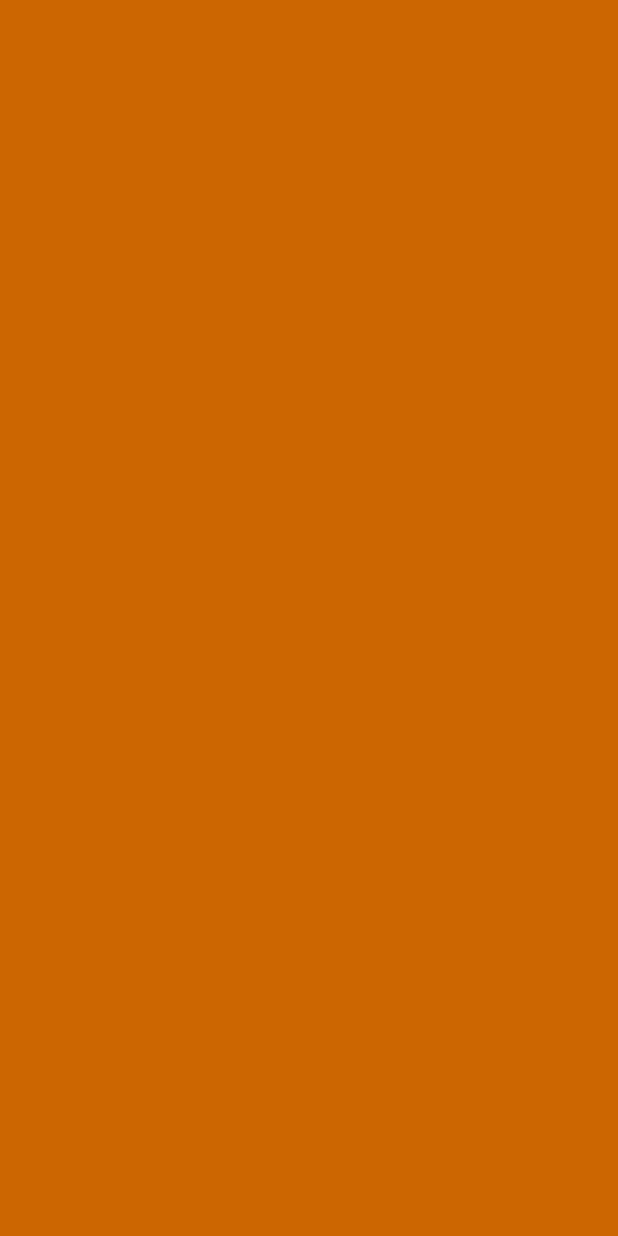
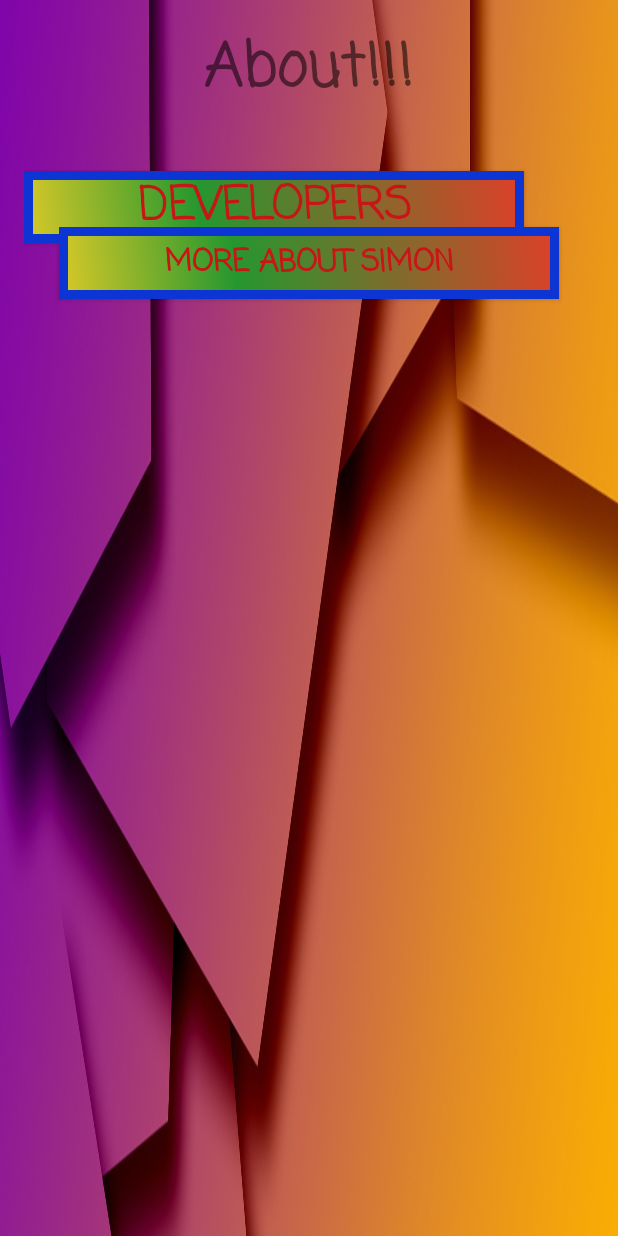
Before and after one commit to dbudrys/Simon02, an Android app: the AboutActivity screen opened directly, with no data from a screen before it, on a phone screen of 412 x 824 dp. Before the commit the screen is empty. Run offline under Robolectric (Android 15) with nearby library versions, the phone set to English and light mode, and no system bars.

Commit message:
About Activity Desing

```diff
--- a/app/src/main/java/com/dustin_domas_assignment/simon02/MainActivity.java
+++ b/app/src/main/java/com/dustin_domas_assignment/simon02/MainActivity.java
@@ -19,7 +19,7 @@ public class MainActivity extends AppCompatActivity {
             @Override
             public void onClick(View v) {
                 Intent intent = new Intent(getApplication(),
-                        PlayActivity.class);
+                        SelectActivity.class);
 
                 startActivity(intent);
             }
--- a/app/src/main/res/layout/activity_about.xml
+++ b/app/src/main/res/layout/activity_about.xml
@@ -9,6 +9,51 @@
     android:paddingRight="@dimen/activity_horizontal_margin"
     android:paddingTop="@dimen/activity_vertical_margin"
     tools:context="com.dustin_domas_assignment.simon02.AboutActivity"
-    android:background="@color/colorBackground">
+    android:background="@drawable/background">
+
+
+
+    <TextView
+        android:layout_width="wrap_content"
+        android:layout_height="wrap_content"
+        android:text="About!!!"
+        android:fontFamily="casual"
+        android:textStyle="bold"
+        android:layout_alignParentTop="true"
+        android:layout_centerHorizontal="true"
+        android:textSize="40sp"
+        android:id="@+id/textView"
+        />
+
+    <Button
+        android:text="Developers"
+        android:layout_width="500px"
+        android:layout_height="wrap_content"
+        android:id="@+id/dev_button"
+        android:fontFamily="casual"
+        android:textStyle="bold"
+        android:layout_below="@+id/play_button"
+        android:layout_alignLeft="@+id/play_button"
+        android:layout_alignStart="@+id/play_button"
+        android:layout_marginTop="98dp"
+
+        android:textColor="#ffc81515"
+        android:textSize="30sp"
+        android:background="@drawable/buttonshape"/>
+
+    <Button
+        android:text="More about Simon"
+        android:layout_width="500px"
+        android:layout_height="wrap_content"
+        android:id="@+id/more_button"
+        android:layout_marginTop="74dp"
+        android:fontFamily="casual"
+        android:textStyle="bold"
+
+        android:textColor="#ffc81515"
+        android:textSize="20sp"
+        android:background="@drawable/buttonshape"
+        android:layout_below="@+id/textView"
+        android:layout_centerHorizontal="true" />
 
 </RelativeLayout>
```
Also changed, not shown: app/src/main/AndroidManifest.xml (+11 -4 lines), app/src/main/java/com/dustin_domas_assignment/simon02/SelectActivity.java (added, +39 -0 lines), app/src/main/res/layout/activity_select.xml (added, +75 -0 lines).
